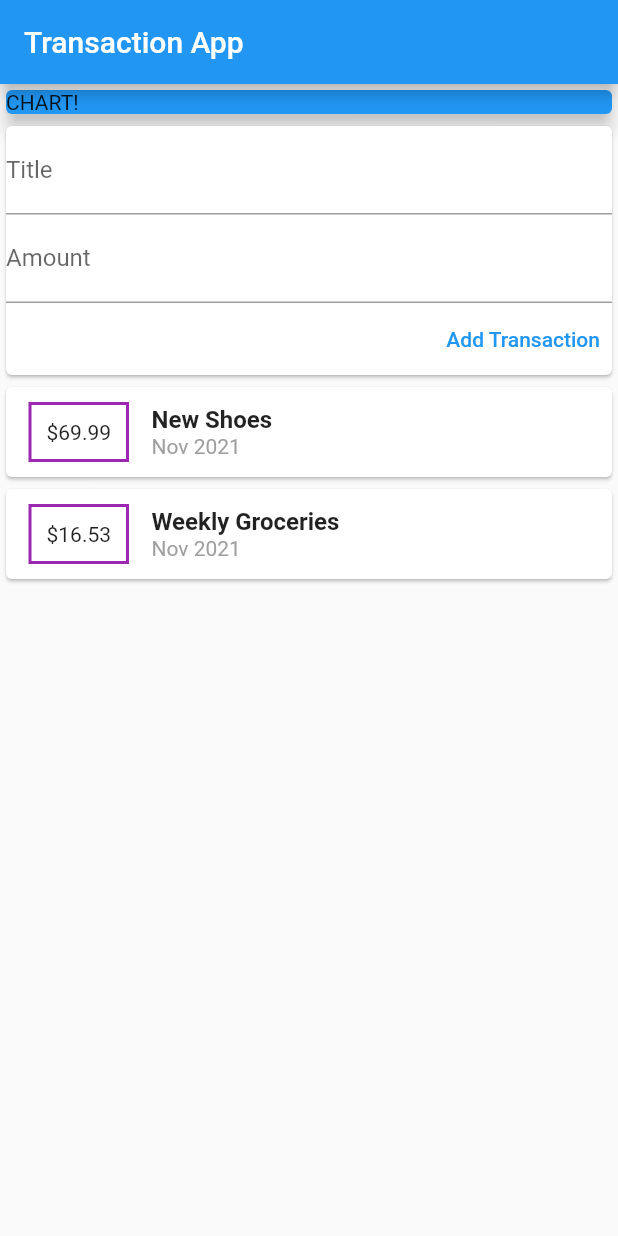
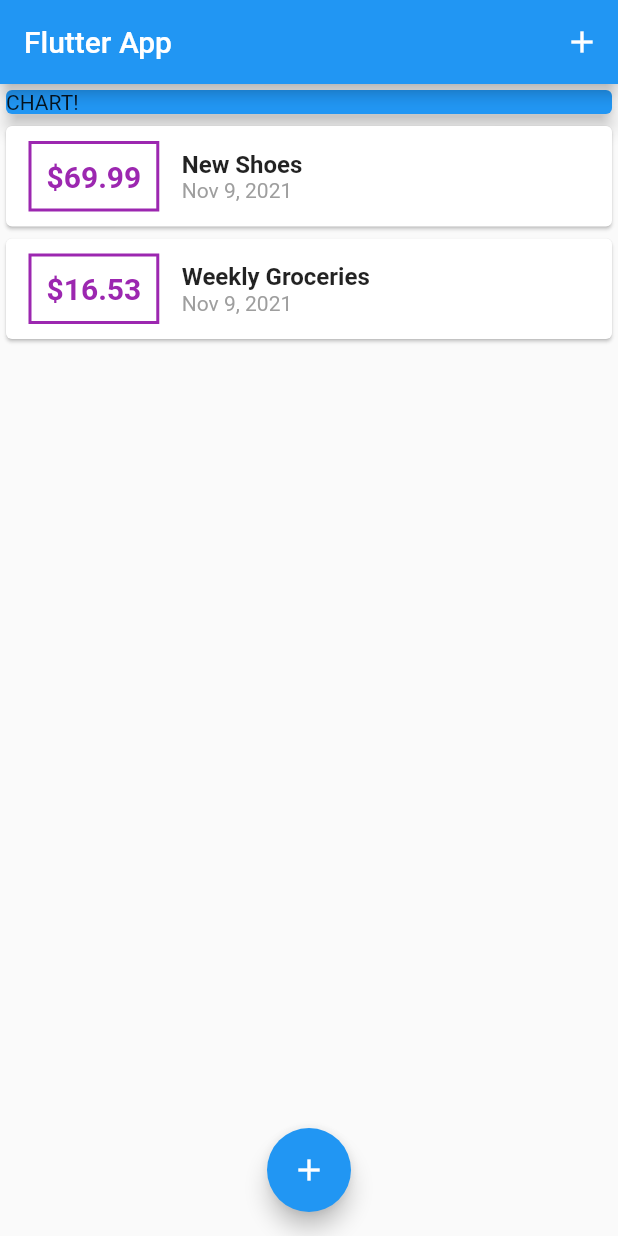
Before and after one commit to serdarturkmen/transaction_card, a Flutter app: the screen it shows after launch, on a phone screen of 412 x 824 dp. Run offline on Flutter 3.47's test engine with Material 2 defaults, Android fonts, the light colour scheme and no system bars.

Commit message:
float action button

```diff
--- a/lib/main.dart
+++ b/lib/main.dart
@@ -1,38 +1,30 @@
 import 'package:flutter/material.dart';
-import './transaction.dart';
-import 'package:intl/intl.dart';
 
-void main() {
-  runApp(const MyApp());
-}
+import './widgets/new_transaction.dart';
+import './widgets/transaction_list.dart';
+import './models/transaction.dart';
+
+void main() => runApp(MyApp());
 
 class MyApp extends StatelessWidget {
-  const MyApp({Key? key}) : super(key: key);
-
-  // This widget is the root of your application.
   @override
   Widget build(BuildContext context) {
     return MaterialApp(
-      title: 'Flutter Demo',
-      theme: ThemeData(
-        // This is the theme of your application.
-        //
-        // Try running your application with "flutter run". You'll see the
-        // application has a blue toolbar. Then, without quitting the app, try
-        // changing the primarySwatch below to Colors.green and then invoke
-        // "hot reload" (press "r" in the console where you ran "flutter run",
-        // or simply save your changes to "hot reload" in a Flutter IDE).
-        // Notice that the counter didn't reset back to zero; the application
-        // is not restarted.
-        primarySwatch: Colors.blue,
-      ),
+      title: 'Flutter App',
       home: MyHomePage(),
     );
   }
 }
 
-class MyHomePage extends StatelessWidget {
-  final List<Transaction> transactions = [
+class MyHomePage extends StatefulWidget {
+  // String titleInput;
+  // String amountInput;
+  @override
+  _MyHomePageState createState() => _MyHomePageState();
+}
+
+class _MyHomePageState extends State<MyHomePage> {
+  final List<Transaction> _userTransactions = [
     Transaction(
       id: 't1',
       title: 'New Shoes',
@@ -47,16 +39,47 @@ class MyHomePage extends StatelessWidget {
     ),
   ];
 
-  final titleController = TextEditingController();
-  final amountController = TextEditingController();
+  void _addNewTransaction(String txTitle, double txAmount) {
+    final newTx = Transaction(
+      title: txTitle,
+      amount: txAmount,
+      date: DateTime.now(),
+      id: DateTime.now().toString(),
+    );
+
+    setState(() {
+      _userTransactions.add(newTx);
+    });
+  }
+
+  void _startAddNewTransaction(BuildContext ctx) {
+    showModalBottomSheet(
+      context: ctx,
+      builder: (_) {
+        return GestureDetector(
+          onTap: () {},
+          child: NewTransaction(_addNewTransaction),
+          behavior: HitTestBehavior.opaque,
+        );
+      },
+    );
+  }
 
   @override
   Widget build(BuildContext context) {
     return Scaffold(
       appBar: AppBar(
-        title: Text('Transaction App'),
+        title: Text('Flutter App'),
+        actions: <Widget>[
+          IconButton(
+            icon: Icon(Icons.add),
+            onPressed: () => _startAddNewTransaction(context),
           ),
-      body: Column(
+        ],
+      ),
+      body: SingleChildScrollView(
+        child: Column(
+          // mainAxisAlignment: MainAxisAlignment.start,
           crossAxisAlignment: CrossAxisAlignment.stretch,
           children: <Widget>[
             Container(
@@ -67,67 +90,14 @@ class MyHomePage extends StatelessWidget {
                 elevation: 5,
               ),
             ),
-          Card(
-            child: Column(
-              crossAxisAlignment: CrossAxisAlignment.end,
-              children: [
-                TextField(
-                  decoration: InputDecoration(labelText: 'Title'),
-                  controller: titleController,
-                ),
-                TextField(
-                  decoration: InputDecoration(labelText: 'Amount'),
-                  controller: amountController,
-                ),
-                TextButton(
-                  child: Text('Add Transaction'),
-                  onPressed: () {
-                    print(titleController);
-                  },
-                ),
+            TransactionList(_userTransactions),
           ],
         ),
       ),
-          Column(
-              children: transactions.map((tx) {
-            return Card(
-              child: Row(
-                children: <Widget>[
-                  Container(
-                    margin: EdgeInsets.symmetric(vertical: 10, horizontal: 15),
-                    decoration: BoxDecoration(
-                        border: Border.all(
-                      color: Colors.purple,
-                      width: 2,
-                    )),
-                    padding: EdgeInsets.all(10),
-                    child: Text(
-                      '\$${tx.amount}',
-                    ),
-                  ),
-                  Column(
-                    crossAxisAlignment: CrossAxisAlignment.start,
-                    children: <Widget>[
-                      Text(
-                        tx.title,
-                        style: TextStyle(
-                          fontSize: 16,
-                          fontWeight: FontWeight.bold,
-                        ),
-                      ),
-                      Text(
-                        DateFormat.yMMM().format(tx.date),
-                        style: TextStyle(
-                          color: Colors.grey,
-                        ),
-                      )
-                    ],
-                  ),
-                ],
-              ),
-            );
-          }).toList()),
-        ],
+      floatingActionButtonLocation: FloatingActionButtonLocation.centerFloat,
+      floatingActionButton: FloatingActionButton(
+        child: Icon(Icons.add),
+        onPressed: () => _startAddNewTransaction(context),
       ),
     );
   }
--- /dev/null
+++ b/lib/widgets/transaction_list.dart
@@ -0,0 +1,66 @@
+import 'package:flutter/material.dart';
+import 'package:intl/intl.dart';
+import '../models/transaction.dart';
+
+class TransactionList extends StatelessWidget {
+  final List<Transaction> transactions;
+
+  TransactionList(this.transactions);
+
+  @override
+  Widget build(BuildContext context) {
+    return Container(
+      height: 300,
+      child: ListView.builder(
+        itemBuilder: (ctx, index) {
+          return Card(
+            child: Row(
+              children: <Widget>[
+                Container(
+                  margin: EdgeInsets.symmetric(
+                    vertical: 10,
+                    horizontal: 15,
+                  ),
+                  decoration: BoxDecoration(
+                    border: Border.all(
+                      color: Colors.purple,
+                      width: 2,
+                    ),
+                  ),
+                  padding: EdgeInsets.all(10),
+                  child: Text(
+                    '\$${transactions[index].amount}',
+                    style: TextStyle(
+                      fontWeight: FontWeight.bold,
+                      fontSize: 20,
+                      color: Colors.purple,
+                    ),
+                  ),
+                ),
+                Column(
+                  crossAxisAlignment: CrossAxisAlignment.start,
+                  children: <Widget>[
+                    Text(
+                      transactions[index].title,
+                      style: TextStyle(
+                        fontSize: 16,
+                        fontWeight: FontWeight.bold,
+                      ),
+                    ),
+                    Text(
+                      DateFormat.yMMMd().format(transactions[index].date),
+                      style: TextStyle(
+                        color: Colors.grey,
+                      ),
+                    ),
+                  ],
+                ),
+              ],
+            ),
+          );
+        },
+        itemCount: transactions.length,
+      ),
+    );
+  }
+}
```
Also changed, not shown: lib/widgets/new_transaction.dart (added, +46 -0 lines), lib/models/transaction.dart (renamed from lib/transaction.dart). Lines whose indentation alone changed are shown as unchanged.
